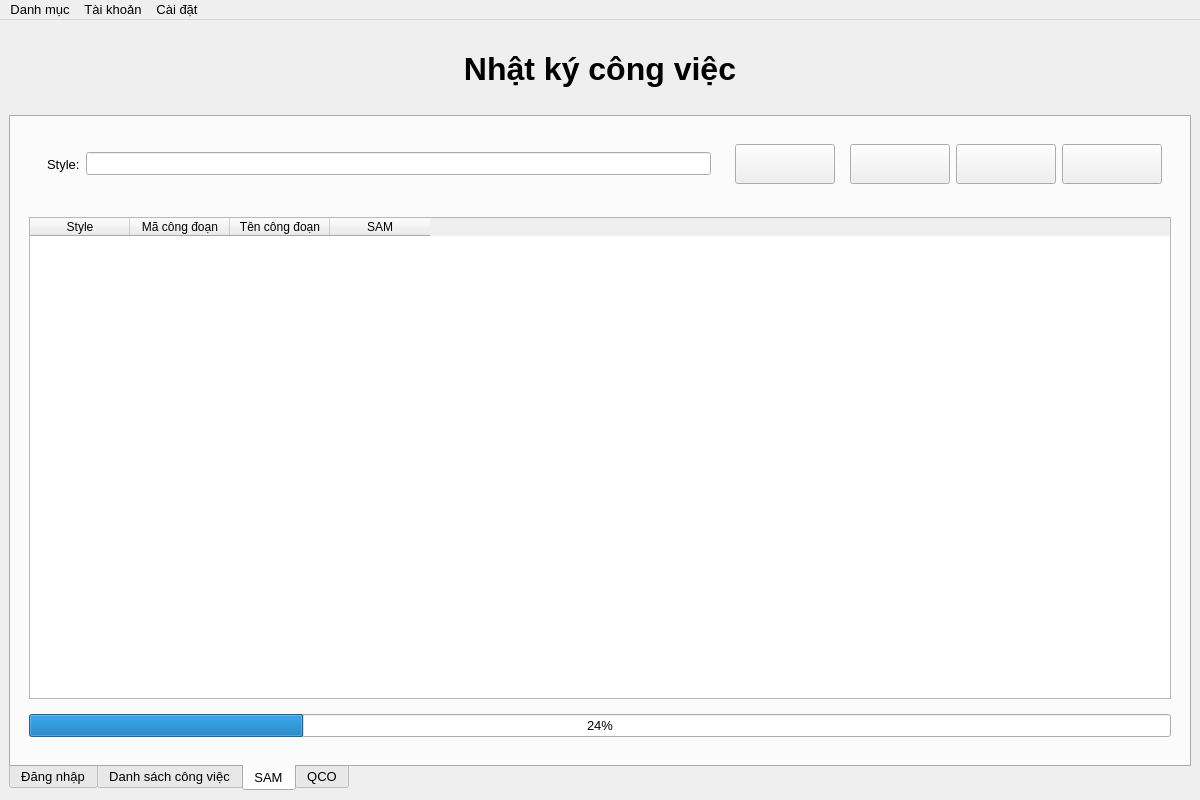
Old version of the form app.ui in the repository nqhuy-212/ICOP.
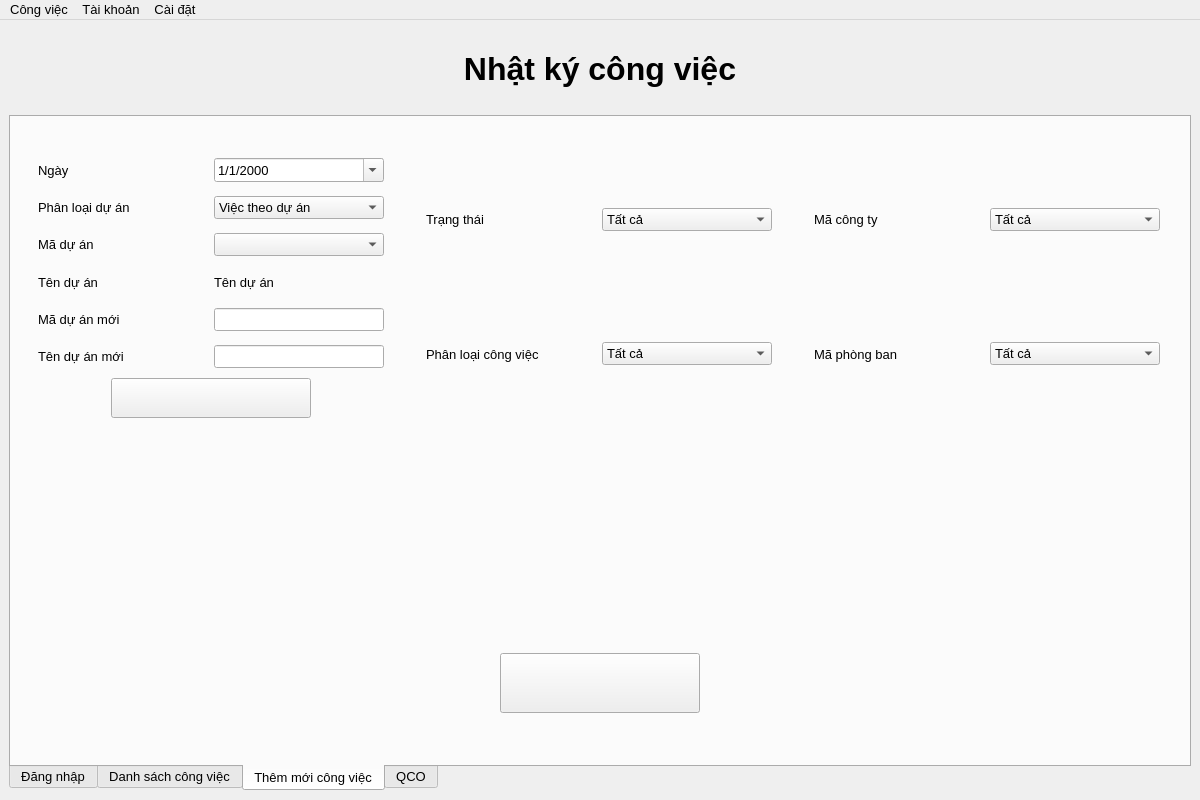
New version of the form. The open tabs and pages were chosen to show the change. Icons and pictures are not drawn.

What changed in the file:
```diff
--- a/app.ui
+++ b/app.ui
@@ -967,133 +967,472 @@
       </widget>
       <widget class="QWidget" name="tab_2">
        <attribute name="title">
-        <string>SAM</string>
+        <string>Thêm mới công việc</string>
        </attribute>
        <layout class="QVBoxLayout" name="verticalLayout_19">
+        <item>
+         <widget class="QWidget" name="widget_47" native="true">
+          <property name="sizePolicy">
+           <sizepolicy hsizetype="Preferred" vsizetype="Expanding">
+            <horstretch>0</horstretch>
+            <verstretch>0</verstretch>
+           </sizepolicy>
+          </property>
+          <widget class="QWidget" name="widget_32" native="true">
+           <property name="geometry">
+            <rect>
+             <x>0</x>
+             <y>20</y>
+             <width>1158</width>
+             <height>281</height>
+            </rect>
+           </property>
+           <layout class="QHBoxLayout" name="horizontalLayout_22">
+            <item>
+             <widget class="QWidget" name="widget_27" native="true">
+              <layout class="QVBoxLayout" name="verticalLayout_11">
+               <item>
+                <widget class="QWidget" name="widget_37" native="true">
+                 <layout class="QHBoxLayout" name="horizontalLayout_8">
+                  <property name="topMargin">
+                   <number>0</number>
+                  </property>
+                  <property name="bottomMargin">
+                   <number>0</number>
+                  </property>
+                  <item>
+                   <widget class="QLabel" name="label_6">
+                    <property name="text">
+                     <string>Ngày</string>
+                    </property>
+                   </widget>
+                  </item>
+                  <item>
+                   <widget class="QDateEdit" name="de101_2">
+                    <property name="displayFormat">
+                     <string>d/M/yyyy</string>
+                    </property>
+                    <property name="calendarPopup">
+                     <bool>true</bool>
+                    </property>
+                   </widget>
+                  </item>
+                 </layout>
+                </widget>
+               </item>
+               <item>
+                <widget class="QWidget" name="widget_38" native="true">
+                 <layout class="QHBoxLayout" name="horizontalLayout_23">
+                  <property name="topMargin">
+                   <number>0</number>
+                  </property>
+                  <property name="bottomMargin">
+                   <number>0</number>
+                  </property>
+                  <item>
+                   <widget class="QLabel" name="label_10">
+                    <property name="text">
+                     <string>Phân loại dự án</string>
+                    </property>
+                   </widget>
+                  </item>
+                  <item>
+                   <widget class="QComboBox" name="comboBox_2">
+                    <item>
+                     <property name="text">
+                      <string>Việc theo dự án</string>
+                     </property>
+                    </item>
+                    <item>
+                     <property name="text">
+                      <string>Công việc hàng ngày</string>
+                     </property>
+                    </item>
+                   </widget>
+                  </item>
+                 </layout>
+                </widget>
+               </item>
+               <item>
+                <widget class="QWidget" name="widget_55" native="true">
+                 <layout class="QHBoxLayout" name="horizontalLayout_32">
+                  <property name="topMargin">
+                   <number>0</number>
+                  </property>
+                  <property name="bottomMargin">
+                   <number>0</number>
+                  </property>
+                  <item>
+                   <widget class="QLabel" name="label_21">
+                    <property name="text">
+                     <string>Mã dự án</string>
+                    </property>
+                   </widget>
+                  </item>
+                  <item>
+                   <widget class="QComboBox" name="comboBox_3"/>
+                  </item>
+                 </layout>
+                </widget>
+               </item>
+               <item>
+                <widget class="QWidget" name="widget_59" native="true">
+                 <layout class="QHBoxLayout" name="horizontalLayout_36">
+                  <property name="topMargin">
+                   <number>0</number>
+                  </property>
+                  <property name="bottomMargin">
+                   <number>0</number>
+                  </property>
+                  <item>
+                   <widget class="QLabel" name="label_24">
+                    <property name="text">
+                     <string>Tên dự án</string>
+                    </property>
+                   </widget>
+                  </item>
+                  <item>
+                   <widget class="QLabel" name="label_25">
+                    <property name="text">
+                     <string>Tên dự án</string>
+                    </property>
+                   </widget>
+                  </item>
+                 </layout>
+                </widget>
+               </item>
+               <item>
+                <widget class="QWidget" name="widget_57" native="true">
+                 <layout class="QHBoxLayout" name="horizontalLayout_34">
+                  <property name="topMargin">
+                   <number>0</number>
+                  </property>
+                  <property name="bottomMargin">
+                   <number>0</number>
+                  </property>
+                  <item>
+                   <widget class="QLabel" name="label_23">
+                    <property name="text">
+                     <string>Mã dự án mới</string>
+                    </property>
+                   </widget>
+                  </item>
+                  <item>
+                   <widget class="QLineEdit" name="lineEdit_2">
+                    <property name="sizePolicy">
+                     <sizepolicy hsizetype="Preferred" vsizetype="Fixed">
+                      <horstretch>0</horstretch>
+                      <verstretch>0</verstretch>
+                     </sizepolicy>
+                    </property>
+                   </widget>
+                  </item>
+                 </layout>
+                </widget>
+               </item>
+               <item>
+                <widget class="QWidget" name="widget_56" native="true">
+                 <layout class="QHBoxLayout" name="horizontalLayout_33">
+                  <property name="topMargin">
+                   <number>0</number>
+                  </property>
+                  <property name="bottomMargin">
+                   <number>0</number>
+                  </property>
+                  <item>
+                   <widget class="QLabel" name="label_22">
+                    <property name="text">
+                     <string>Tên dự án mới</string>
+                    </property>
+                   </widget>
+                  </item>
+                  <item>
+                   <widget class="QLineEdit" name="lineEdit">
+                    <property name="sizePolicy">
+                     <sizepolicy hsizetype="Preferred" vsizetype="Fixed">
+                      <horstretch>0</horstretch>
+                      <verstretch>0</verstretch>
+                     </sizepolicy>
+                    </property>
+                   </widget>
+                  </item>
+                 </layout>
+                </widget>
+               </item>
+               <item>
+                <widget class="QWidget" name="widget_58" native="true">
+                 <layout class="QHBoxLayout" name="horizontalLayout_35">
+                  <property name="topMargin">
+                   <number>0</number>
+                  </property>
+                  <property name="bottomMargin">
+                   <number>0</number>
+                  </property>
+                  <item>
+                   <widget class="QPushButton" name="bt204_2">
+                    <property name="minimumSize">
+                     <size>
+                      <width>200</width>
+                      <height>40</height>
+                     </size>
+                    </property>
+                    <property name="maximumSize">
+                     <size>
+                      <width>200</width>
+                      <height>40</height>
+                     </size>
+                    </property>
+                    <property name="toolTip">
+                     <string>Lưu dự án mới</string>
+                    </property>
+                    <property name="text">
+                     <string/>
+                    </property>
+                    <property name="icon">
+                     <iconset resource="resources.qrc">
+                      <normaloff>:/icons/icons/save.svg</normaloff>:/icons/icons/save.svg</iconset>
+                    </property>
+                    <property name="iconSize">
+                     <size>
+                      <width>30</width>
+                      <height>30</height>
+                     </size>
+                    </property>
+                   </widget>
+                  </item>
+                 </layout>
+                </widget>
+               </item>
+              </layout>
+             </widget>
+            </item>
+            <item>
+             <widget class="QWidget" name="widget_41" native="true">
+              <layout class="QVBoxLayout" name="verticalLayout_15">
+               <item>
+                <widget class="QWidget" name="widget_50" native="true">
+                 <layout class="QHBoxLayout" name="horizontalLayout_24">
+                  <property name="topMargin">
+                   <number>0</number>
+                  </property>
+                  <property name="bottomMargin">
+                   <number>0</number>
+                  </property>
+                  <item>
+                   <widget class="QLabel" name="label_14">
+                    <property name="text">
+                     <string>Trạng thái</string>
+                    </property>
+                   </widget>
+                  </item>
+                  <item>
+                   <widget class="QComboBox" name="cb101_2">
+                    <item>
+                     <property name="text">
+                      <string>Tất cả</string>
+                     </property>
+                    </item>
+                    <item>
+                     <property name="text">
+                      <string>Chưa thực hiện</string>
+                     </property>
+                    </item>
+                    <item>
+                     <property name="text">
+                      <string>Đang thực hiện</string>
+                     </property>
+                    </item>
+                    <item>
+                     <property name="text">
+                      <string>Đã hoàn thành</string>
+                     </property>
+                    </item>
+                   </widget>
+                  </item>
+                 </layout>
+                </widget>
+               </item>
+               <item>
+                <widget class="QWidget" name="widget_51" native="true">
+                 <layout class="QHBoxLayout" name="horizontalLayout_26">
+                  <item>
+                   <widget class="QLabel" name="label_16">
+                    <property name="text">
+                     <string>Phân loại công việc</string>
+                    </property>
+                   </widget>
+                  </item>
+                  <item>
+                   <widget class="QComboBox" name="cb102_2">
+                    <item>
+                     <property name="text">
+                      <string>Tất cả</string>
+                     </property>
+                    </item>
+                    <item>
+                     <property name="text">
+                      <string>Việc theo vị trí</string>
+                     </property>
+                    </item>
+                    <item>
+                     <property name="text">
+                      <string>Việc khác được giao</string>
+                     </property>
+                    </item>
+                   </widget>
+                  </item>
+                 </layout>
+                </widget>
+               </item>
+              </layout>
+             </widget>
+            </item>
+            <item>
+             <widget class="QWidget" name="widget_52" native="true">
+              <layout class="QVBoxLayout" name="verticalLayout_23">
+               <item>
+                <widget class="QWidget" name="widget_53" native="true">
+                 <layout class="QHBoxLayout" name="horizontalLayout_30">
+                  <property name="topMargin">
+                   <number>0</number>
+                  </property>
+                  <property name="bottomMargin">
+                   <number>0</number>
+                  </property>
+                  <item>
+                   <widget class="QLabel" name="label_19">
+                    <property name="text">
+                     <string>Mã công ty</string>
+                    </property>
+                   </widget>
+                  </item>
+                  <item>
+                   <widget class="QComboBox" name="cb103_2">
+                    <item>
+                     <property name="text">
+                      <string>Tất cả</string>
+                     </property>
+                    </item>
+                    <item>
+                     <property name="text">
+                      <string>IC</string>
+                     </property>
+                    </item>
+                    <item>
+                     <property name="text">
+                      <string>IB</string>
+                     </property>
+                    </item>
+                    <item>
+                     <property name="text">
+                      <string>ISV</string>
+                     </property>
+                    </item>
+                    <item>
+                     <property name="text">
+                      <string>LV</string>
+                     </property>
+                    </item>
+                   </widget>
+                  </item>
+                 </layout>
+                </widget>
+               </item>
+               <item>
+                <widget class="QWidget" name="widget_54" native="true">
+                 <layout class="QHBoxLayout" name="horizontalLayout_31">
+                  <property name="topMargin">
+                   <number>0</number>
+                  </property>
+                  <property name="bottomMargin">
+                   <number>0</number>
+                  </property>
+                  <item>
+                   <widget class="QLabel" name="label_20">
+                    <property name="text">
+                     <string>Mã phòng ban</string>
+                    </property>
+                   </widget>
+                  </item>
+                  <item>
+                   <widget class="QComboBox" name="cb104_2">
+                    <item>
+                     <property name="text">
+                      <string>Tất cả</string>
+                     </property>
+                    </item>
+                    <item>
+                     <property name="text">
+                      <string>BD</string>
+                     </property>
+                    </item>
+                    <item>
+                     <property name="text">
+                      <string>AD</string>
+                     </property>
+                    </item>
+                    <item>
+                     <property name="text">
+                      <string>OM</string>
+                     </property>
+                    </item>
+                    <item>
+                     <property name="text">
+                      <string>HR</string>
+                     </property>
+                    </item>
+                    <item>
+                     <property name="text">
+                      <string>LD</string>
+                     </property>
+                    </item>
+                    <item>
+                     <property name="text">
+                      <string>CB</string>
+                     </property>
+                    </item>
+                    <item>
+                     <property name="text">
+                      <string>FD</string>
+                     </property>
+                    </item>
+                    <item>
+                     <property name="text">
+                      <string>SQ</string>
+                     </property>
+                    </item>
+                   </widget>
+                  </item>
+                 </layout>
+                </widget>
+               </item>
+              </layout>
+             </widget>
+            </item>
+           </layout>
+          </widget>
+         </widget>
+        </item>
         <item>
          <widget class="QWidget" name="widget_30" native="true">
           <layout class="QHBoxLayout" name="horizontalLayout_18">
-           <item>
-            <widget class="QWidget" name="widget_37" native="true">
-             <layout class="QVBoxLayout" name="verticalLayout_15">
-              <item>
-               <widget class="QWidget" name="widget_38" native="true">
-                <layout class="QHBoxLayout" name="horizontalLayout_22">
-                 <property name="topMargin">
-                  <number>0</number>
-                 </property>
-                 <property name="bottomMargin">
-                  <number>0</number>
-                 </property>
-                 <item>
-                  <widget class="QLabel" name="label_14">
-                   <property name="text">
-                    <string>Style:</string>
-                   </property>
-                  </widget>
-                 </item>
-                 <item>
-                  <widget class="QLineEdit" name="tb201">
-                   <property name="text">
-                    <string/>
-                   </property>
-                  </widget>
-                 </item>
-                </layout>
-               </widget>
-              </item>
-             </layout>
-            </widget>
-           </item>
-           <item>
-            <widget class="QPushButton" name="bt205">
-             <property name="minimumSize">
-              <size>
-               <width>100</width>
-               <height>40</height>
-              </size>
-             </property>
-             <property name="toolTip">
-              <string>Tìm kiếm</string>
-             </property>
-             <property name="text">
-              <string/>
-             </property>
-             <property name="icon">
-              <iconset>
-               <normaloff>:/icons/icons/search.svg</normaloff>:/icons/icons/search.svg</iconset>
-             </property>
-             <property name="iconSize">
-              <size>
-               <width>30</width>
-               <height>30</height>
-              </size>
-             </property>
-            </widget>
-           </item>
            <item>
             <widget class="QWidget" name="widget_44" native="true">
              <layout class="QHBoxLayout" name="horizontalLayout_17">
-              <item>
-               <widget class="QPushButton" name="bt203">
-                <property name="minimumSize">
-                 <size>
-                  <width>100</width>
-                  <height>40</height>
-                 </size>
-                </property>
-                <property name="toolTip">
-                 <string>Tải lên file Excel</string>
-                </property>
-                <property name="text">
-                 <string/>
-                </property>
-                <property name="icon">
-                 <iconset>
-                  <normaloff>:/icons/icons/upload.svg</normaloff>:/icons/icons/upload.svg</iconset>
-                </property>
-                <property name="iconSize">
-                 <size>
-                  <width>30</width>
-                  <height>30</height>
-                 </size>
-                </property>
-               </widget>
-              </item>
               <item>
                <widget class="QPushButton" name="bt204">
                 <property name="minimumSize">
                  <size>
-                  <width>100</width>
-                  <height>40</height>
+                  <width>200</width>
+                  <height>60</height>
                  </size>
                 </property>
-                <property name="toolTip">
-                 <string>Tải xuống file Excel</string>
-                </property>
-                <property name="text">
-                 <string/>
-                </property>
-                <property name="icon">
-                 <iconset>
-                  <normaloff>:/icons/icons/download.svg</normaloff>:/icons/icons/download.svg</iconset>
-                </property>
-                <property name="iconSize">
+                <property name="maximumSize">
                  <size>
-                  <width>30</width>
-                  <height>30</height>
+                  <width>200</width>
+                  <height>60</height>
                  </size>
                 </property>
-               </widget>
-              </item>
-              <item>
-               <widget class="QPushButton" name="bt202">
-                <property name="minimumSize">
-                 <size>
-                  <width>100</width>
-                  <height>40</height>
-                 </size>
-                </property>
                 <property name="toolTip">
                  <string>Xóa dòng</string>
                 </property>
@@ -1118,42 +1457,6 @@
           </layout>
          </widget>
         </item>
-        <item>
-         <widget class="QWidget" name="widget_47" native="true">
-          <property name="sizePolicy">
-           <sizepolicy hsizetype="Preferred" vsizetype="Expanding">
-            <horstretch>0</horstretch>
-            <verstretch>0</verstretch>
-           </sizepolicy>
-          </property>
-          <layout class="QHBoxLayout" name="horizontalLayout_8">
-           <item>
-            <widget class="QTableWidget" name="tableWidget_2">
-             <column>
-              <property name="text">
-               <string>Style</string>
-              </property>
-             </column>
-             <column>
-              <property name="text">
-               <string>Mã công đoạn</string>
-              </property>
-             </column>
-             <column>
-              <property name="text">
-               <string>Tên công đoạn</string>
-              </property>
-             </column>
-             <column>
-              <property name="text">
-               <string>SAM</string>
-              </property>
-             </column>
-            </widget>
-           </item>
-          </layout>
-         </widget>
-        </item>
         <item>
          <widget class="QWidget" name="widget_35" native="true">
           <layout class="QVBoxLayout" name="verticalLayout_10">
@@ -1166,13 +1469,6 @@
            <property name="bottomMargin">
             <number>0</number>
            </property>
-           <item>
-            <widget class="QProgressBar" name="progressBar_2">
-             <property name="value">
-              <number>24</number>
-             </property>
-            </widget>
-           </item>
            <item>
             <widget class="QLabel" name="lb201">
              <property name="font">
@@ -1602,7 +1898,7 @@
    </property>
    <widget class="QMenu" name="menu11_2">
     <property name="title">
-     <string>Danh mục</string>
+     <string>Công việc</string>
     </property>
     <addaction name="menu11"/>
     <addaction name="menu13"/>
```
Left out of the diff: 92 changed lines with no effect on the pictures.
